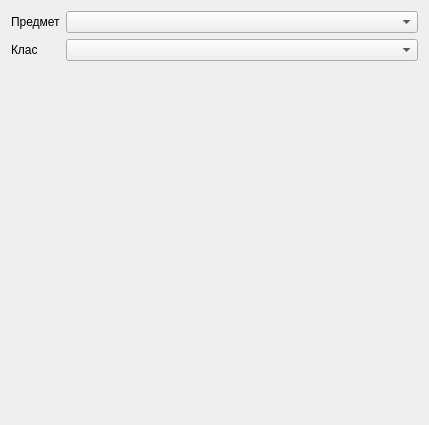
First picture: the form in project_files/teacher_windows/add_marks.ui, repository positivcheg94/school_db_iasa_MO, before the edit.
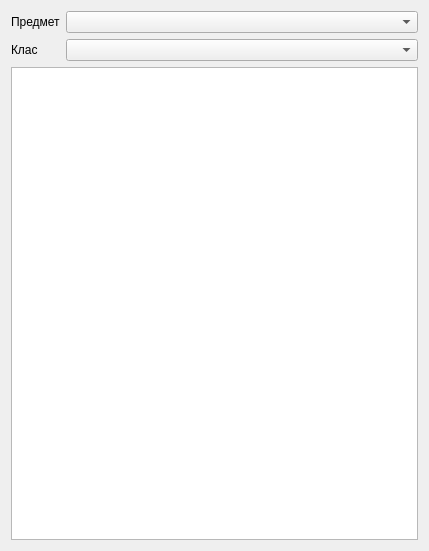
Second picture: the form after the edit.

Commit message: teacher_menu, add_marks

```diff
--- a/project_files/teacher_windows/add_marks.ui
+++ b/project_files/teacher_windows/add_marks.ui
@@ -7,12 +7,14 @@
     <x>0</x>
     <y>0</y>
     <width>429</width>
-    <height>425</height>
+    <height>551</height>
    </rect>
   </property>
   <property name="windowTitle">
    <string>Form</string>
   </property>
+  <layout class="QVBoxLayout" name="verticalLayout_3">
+   <item>
   <layout class="QFormLayout" name="formLayout">
    <item row="0" column="0">
     <widget class="QLabel" name="subject">
@@ -32,7 +34,12 @@
     </widget>
    </item>
    <item row="1" column="1">
-    <widget class="QComboBox" name="comboBox_2"/>
+      <widget class="QComboBox" name="cbSubjects"/>
+     </item>
+    </layout>
+   </item>
+   <item>
+    <widget class="QTableView" name="tableView"/>
    </item>
   </layout>
  </widget>
```
Left out of the diff: 22 changed lines with no effect on the pictures. Lines whose indentation alone changed are shown as unchanged. The commit also changes 4 other files.
